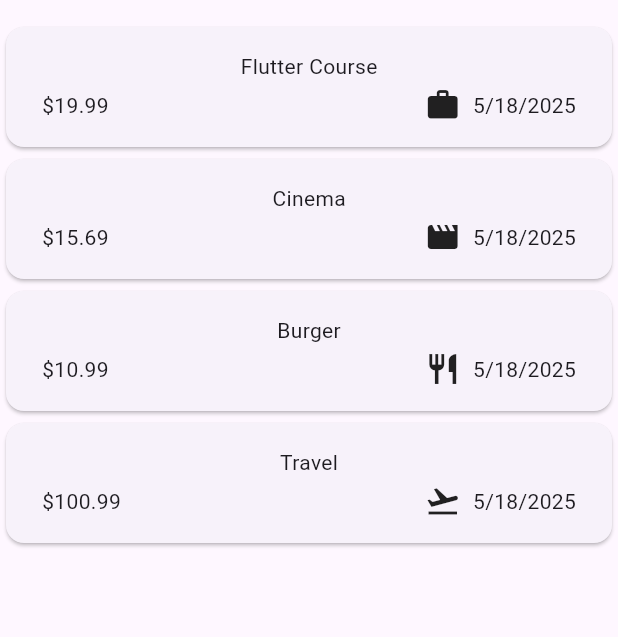
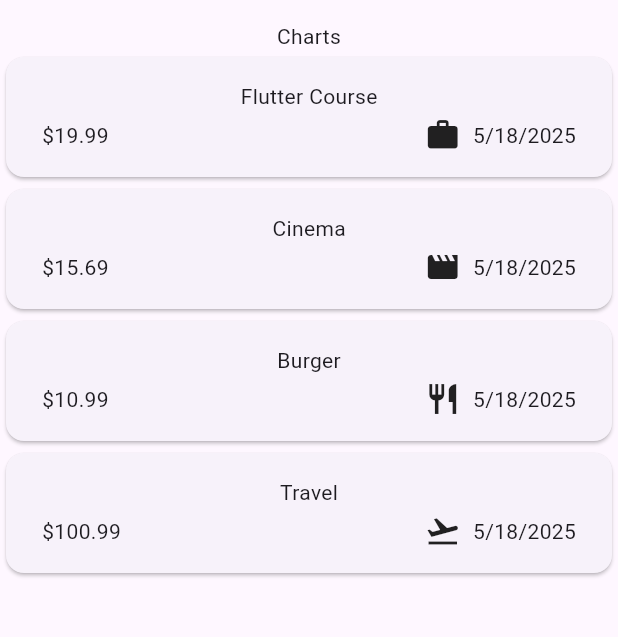
Before and after one commit to HassamAli2174/Modern-Expense-Tracker, a Flutter app: the screen it shows after launch, on a phone screen of 412 x 824 dp, the part 63-700 px from its top. Run offline on Flutter 3.47's test engine with Material 3 defaults, Android fonts, the phone set to English and light mode, and no system bars.

Commit message:
Implement undo functionality for expense removal in Expenses widget; update UI to display a message upon deletion and handle empty expense list scenario.

```diff
--- a/lib/expenses.dart
+++ b/lib/expenses.dart
@@ -53,13 +53,40 @@ class _ExpensesState extends State<Expenses> {
   }
 
   void _removeExpense(Expense expense) {
+    final expenseIndex = _registeredExpenses.indexOf(expense);
     setState(() {
       _registeredExpenses.remove(expense);
     });
+    ScaffoldMessenger.of(context).clearSnackBars();
+    ScaffoldMessenger.of(context).showSnackBar(
+      SnackBar(
+        content: Text('Expense Deleted!.'),
+        duration: const Duration(seconds: 4),
+        action: SnackBarAction(
+          label: 'Undo',
+          onPressed: () {
+            setState(() {
+              _registeredExpenses.insert(expenseIndex, expense);
+            });
+          },
+        ),
+      ),
+    );
   }
 
   @override
   Widget build(BuildContext context) {
+    Widget mainContent = const Center(
+      child: Text('No Expense Found. Start adding some!'),
+    );
+
+    if (_registeredExpenses.isNotEmpty) {
+      mainContent = ExpensesList(
+        expenseList: _registeredExpenses,
+        onRemoveExpense: _removeExpense,
+      );
+    }
+
     return Scaffold(
       appBar: AppBar(
         title: const Text('Expense Tracker'),
@@ -70,7 +97,9 @@ class _ExpensesState extends State<Expenses> {
           ),
         ],
       ),
-      body: SafeArea(child: ExpensesList(expenseList: _registeredExpenses, onRemoveExpense: _removeExpense,)),
+      body: Column(
+        children: [const Text('Charts'), Expanded(child: mainContent)],
+      ),
     );
   }
 }
```
